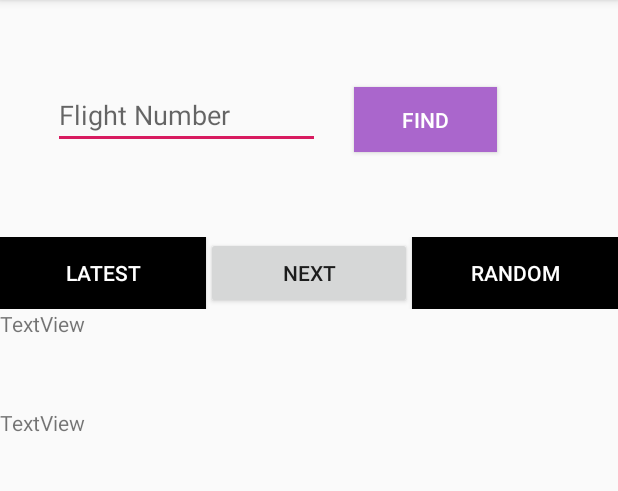
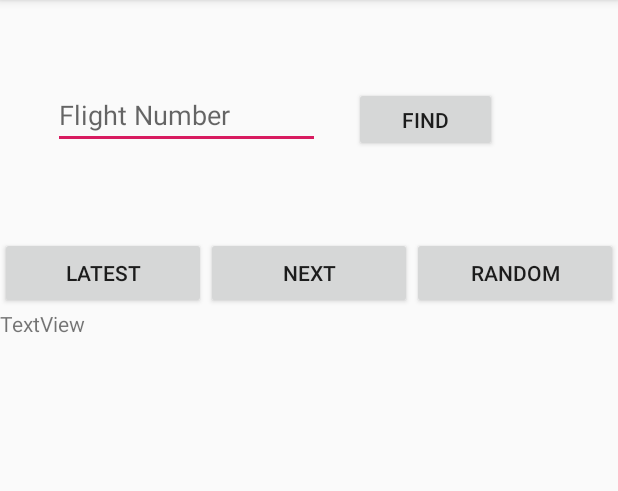
Before and after one commit to nch3nch3/CS125Final, an Android app: the screen it shows after launch (MainActivity), on a phone screen of 412 x 824 dp, the part 84-575 px from its top. Run offline under Robolectric (Android 15) with nearby library versions, the phone set to English and light mode, and no system bars; our stand-ins replace Volley.

Commit message:
Initial Setup + UI basics + UI testing + UI Basics done + GSON/VOLLEY + Tasks/Import + Partial API

```diff
--- a/app/src/main/java/com/example/spacexlaunchtracker/MainActivity.java
+++ b/app/src/main/java/com/example/spacexlaunchtracker/MainActivity.java
@@ -73,7 +73,7 @@ public class MainActivity extends AppCompatActivity {
     public void updateText(final int input) {
         //This method takes the flight number from the plainText field.
         String caption = ("Flight Number Provided :  " + input);
-        ((TextView) findViewById(R.id.flightNumber)).setText(caption);
+        ((TextView) findViewById(R.id.caption)).setText(caption);
     }
     public void startAPIcall(String url) {
         try {
--- a/app/src/main/res/layout/activity_main.xml
+++ b/app/src/main/res/layout/activity_main.xml
@@ -40,8 +40,6 @@
             android:layout_marginRight="90dp"
             android:layout_marginBottom="55dp"
             android:text="Find"
-            android:background="@android:color/holo_purple"
-            android:textColor="@android:color/white"
             app:layout_constraintBottom_toBottomOf="parent"
             app:layout_constraintEnd_toEndOf="parent"
             app:layout_constraintHorizontal_bias="1.0"
@@ -60,8 +58,6 @@
             android:layout_width="wrap_content"
             android:layout_height="wrap_content"
             android:layout_weight="1"
-            android:background="@android:color/black"
-            android:textColor="@android:color/white"
             android:text="Latest" />
 
         <Button
@@ -76,8 +72,6 @@
             android:layout_width="wrap_content"
             android:layout_height="wrap_content"
             android:layout_weight="1"
-            android:background="@android:color/black"
-            android:textColor="@android:color/white"
             android:text="Random" />
     </LinearLayout>
 
@@ -105,10 +99,4 @@
 
     </LinearLayout>
 
-    <TextView
-        android:id="@+id/flightNumber"
-        android:layout_width="match_parent"
-        android:layout_height="49dp"
-        android:text="TextView" />
-
 </LinearLayout>
```
